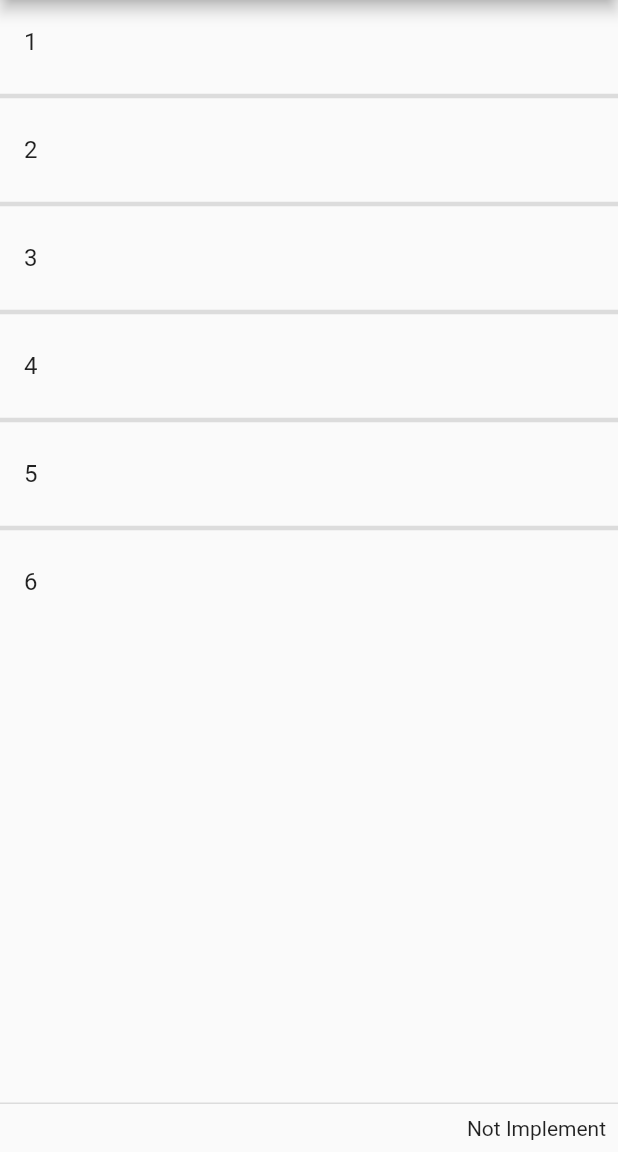
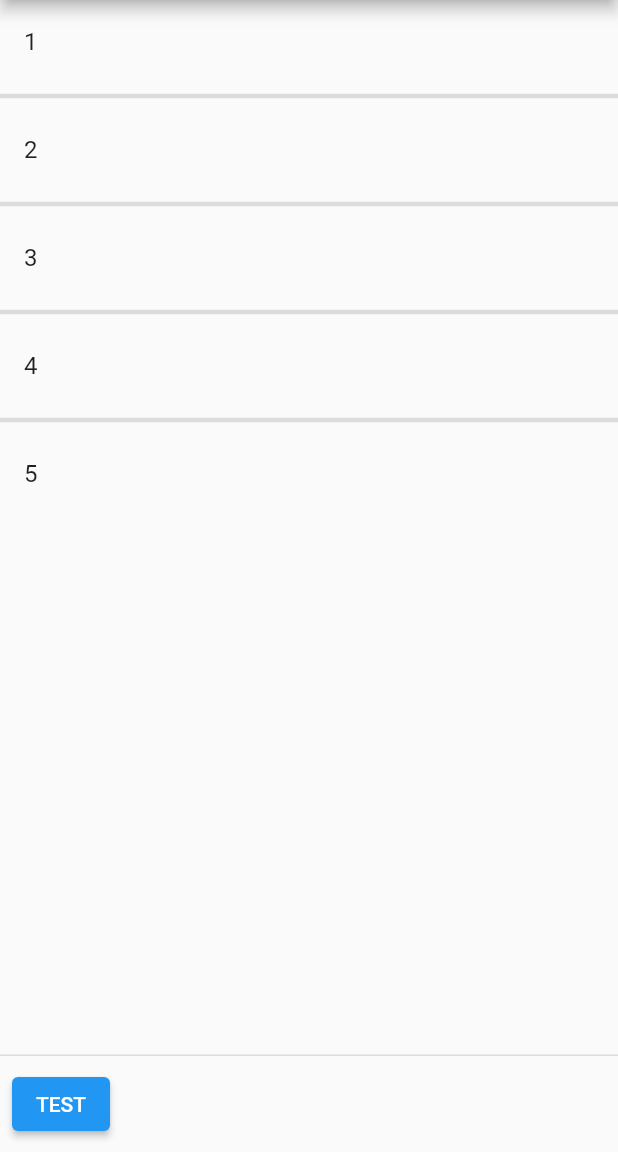
Before and after one commit to Wansuko-cmd/flutter-todo, a Flutter app: the screen it shows after launch, on a phone screen of 412 x 824 dp, the part 84-1236 px from its top. Run offline on Flutter 3.47's test engine with Material 2 defaults, Android fonts, the phone set to English and light mode, and no system bars.

Commit message:
[add] listをクラス間で共有

```diff
--- a/lib/footer/add_todo_state.dart
+++ b/lib/footer/add_todo_state.dart
@@ -1,9 +1,16 @@
 import 'package:flutter/cupertino.dart';
+import 'package:flutter/material.dart';
 import 'package:todo_app/footer/add_todo.dart';
 
-class AddTodoState extends State<AddTodo>{
+class AddTodoState extends State<AddTodo> {
   @override
   Widget build(BuildContext context) {
-    return Text('Not Implement');
+    return Row(
+      children: [
+        ElevatedButton(
+            onPressed: () {},
+            child: Text('TEST'))
+      ],
+    );
   }
 }
--- a/lib/main.dart
+++ b/lib/main.dart
@@ -8,6 +8,8 @@ void main() {
 
 class MyApp extends StatelessWidget {
   // This widget is the root of your application.
+  List _list = [1, 2, 3, 4, 5];
+
   @override
   Widget build(BuildContext context) {
     return MaterialApp(
@@ -19,7 +21,7 @@ class MyApp extends StatelessWidget {
           ),
           backgroundColor: Colors.green,
         ),
-        body: TodoList(),
+        body: TodoList(_list),
         persistentFooterButtons: [AddTodo()],
       ),
     );
--- a/lib/todo_list/todo_list.dart
+++ b/lib/todo_list/todo_list.dart
@@ -2,6 +2,10 @@ import 'package:flutter/material.dart';
 import 'package:todo_app/todo_list/todo_list_state.dart';
 
 class TodoList extends StatefulWidget{
+
+  List _list = [];
+  TodoList(this._list);
+
   @override
-  State<StatefulWidget> createState() => TodoListState();
+  State<StatefulWidget> createState() => TodoListState(this._list);
 }
--- a/lib/todo_list/todo_list_state.dart
+++ b/lib/todo_list/todo_list_state.dart
@@ -1,31 +1,35 @@
 import 'package:flutter/material.dart';
 import 'package:todo_app/todo_list/todo_list.dart';
 
-class TodoListState extends State<TodoList>{
-  List _list = [1, 2, 3, 4, 5, 6];
+class TodoListState extends State<TodoList> {
+  List _list = [];
+  TodoListState(this._list);
+
   @override
   Widget build(BuildContext context) {
-    return Scaffold(
-      body: _showList()
-    );
+    return Scaffold(body: _showList());
   }
 
   Widget _showList() {
     return ListView.separated(
       itemBuilder: (BuildContext context, int index) {
-      return _contents(index);
-    },
+        return _contents(index);
+      },
       separatorBuilder: (BuildContext context, int index) {
         return Divider(
           thickness: 3.0,
         );
       },
-    itemCount: _list.length,);
+      itemCount: _list.length,
+    );
   }
 
   Widget _contents(index) {
     return ListTile(
       title: Text(_list[index].toString()),
+      onTap: () {setState(() {
+
+      });},
     );
   }
 }
```
